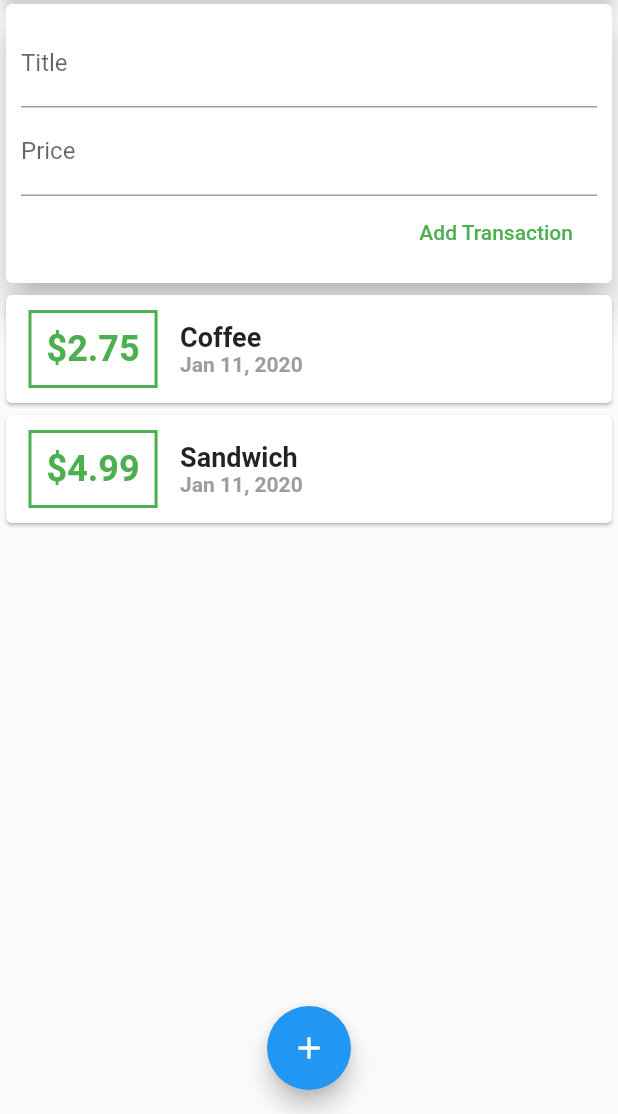
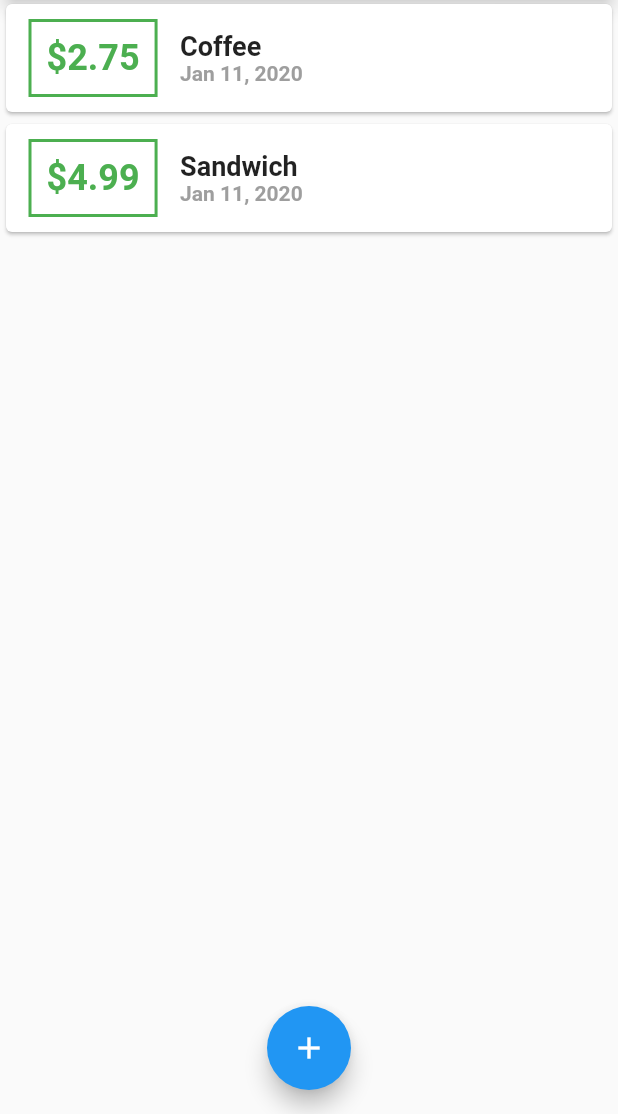
Before and after one commit to matbot/expense_planner, a Flutter app: the screen it shows after launch, on a phone screen of 412 x 824 dp, the part 122-1236 px from its top. Run offline on Flutter 3.47's test engine with Material 2 defaults, Android fonts, the phone set to English and light mode, and no system bars.

Commit message:
add transaction as bottom modal sheet

```diff
--- a/lib/main.dart
+++ b/lib/main.dart
@@ -1,6 +1,8 @@
 //PACKAGES
-import 'package:expense_planner/widgets/user_transaction.dart';
+import 'package:expense_planner/widgets/new_transaction.dart';
+import 'package:expense_planner/widgets/transaction_list.dart';
 import 'package:flutter/material.dart';
+import 'package:expense_planner/models/transaction.dart';
 
 void main() => runApp(ExpenseApp());
 
@@ -14,7 +16,41 @@ class ExpenseApp extends StatelessWidget {
   }
 }
 
-class HomePage extends StatelessWidget {
+class HomePage extends StatefulWidget {
+
+  @override
+  _HomePageState createState() => _HomePageState();
+}
+
+class _HomePageState extends State<HomePage> {
+
+  final List<Transaction> _userTransactions = [
+    Transaction(id: "1", title: "Coffee", price: 2.75, date: DateTime.now()),
+    Transaction(id: "2", title: "Sandwich", price: 4.99, date: DateTime.now())
+  ];
+
+  void _addTransaction(String title, double price) {
+    final newTransaction = Transaction(
+        title: title,
+        price: price,
+        date: DateTime.now(),
+        id: DateTime.now().toString()
+    );
+
+    setState(() {
+      _userTransactions.add(newTransaction);
+    });
+  }
+
+  void _openNewTransaction(BuildContext buttonContext) {
+    showModalBottomSheet(
+      context: buttonContext,
+      builder: (builderContext) {
+        return NewTransaction(_addTransaction);
+      },
+    );
+  }
+
   @override
   Widget build(BuildContext context) {
     return Scaffold(
@@ -23,7 +59,7 @@ class HomePage extends StatelessWidget {
         actions: <Widget>[
           IconButton(
             icon: Icon(Icons.add),
-            onPressed: () {},
+            onPressed: () => _openNewTransaction(context),
           ),
         ],
       ),
@@ -38,12 +74,12 @@ class HomePage extends StatelessWidget {
               elevation: 5,
             ),
           ),
-          UserTransaction(),
+          TransactionList(_userTransactions),
         ],
       ),
       floatingActionButton: FloatingActionButton(
         child: Icon(Icons.add),
-        onPressed: () {},
+        onPressed: () => _openNewTransaction(context),
       ),
       floatingActionButtonLocation: FloatingActionButtonLocation.centerFloat,
     );
--- a/lib/widgets/user_transaction.dart
+++ /dev/null
@@ -1,39 +0,0 @@
-import 'package:expense_planner/widgets/new_transaction.dart';
-import 'package:expense_planner/widgets/transaction_list.dart';
-import 'package:flutter/material.dart';
-import '../models/transaction.dart';
-
-class UserTransaction extends StatefulWidget {
-  @override
-  _UserTransactionState createState() => _UserTransactionState();
-}
-
-class _UserTransactionState extends State<UserTransaction> {
-  final List<Transaction> _userTransactions = [
-    Transaction(id: "1", title: "Coffee", price: 2.75, date: DateTime.now()),
-    Transaction(id: "2", title: "Sandwich", price: 4.99, date: DateTime.now())
-  ];
-
-  void _addTransaction(String title, double price) {
-    final newTransaction = Transaction(
-        title: title,
-        price: price,
-        date: DateTime.now(),
-        id: DateTime.now().toString()
-    );
-
-    setState(() {
-      _userTransactions.add(newTransaction);
-    });
-  }
-
-  @override
-  Widget build(BuildContext context) {
-    return Column(
-      children: <Widget>[
-        NewTransaction(_addTransaction),
-        TransactionList(_userTransactions),
-      ],
-    );
-  }
-}
```
